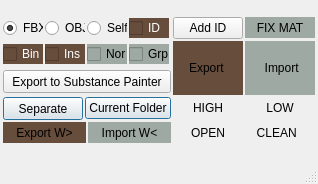
Qt form lib/ui/Exporter_MainUI.ui (thienphuochoang/Portfolio) before a commit.
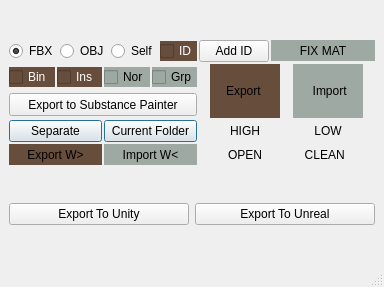
The same form after that commit.

What changed in the file:
```diff
--- a/lib/ui/Exporter_MainUI.ui
+++ b/lib/ui/Exporter_MainUI.ui
@@ -6,30 +6,15 @@
    <rect>
     <x>0</x>
     <y>0</y>
-    <width>317</width>
-    <height>184</height>
+    <width>384</width>
+    <height>287</height>
    </rect>
   </property>
   <property name="windowTitle">
    <string>Exporter</string>
   </property>
   <widget class="QWidget" name="centralwidget">
-   <layout class="QGridLayout" name="gridLayout_2">
-    <property name="leftMargin">
-     <number>3</number>
-    </property>
-    <property name="topMargin">
-     <number>3</number>
-    </property>
-    <property name="rightMargin">
-     <number>3</number>
-    </property>
-    <property name="bottomMargin">
-     <number>3</number>
-    </property>
-    <property name="spacing">
-     <number>2</number>
-    </property>
+   <layout class="QGridLayout" name="gridLayout_4">
     <item row="0" column="0">
      <layout class="QGridLayout" name="gridLayout">
       <property name="spacing">
@@ -77,7 +62,7 @@
          <widget class="QCheckBox" name="cbBinary">
           <property name="maximumSize">
            <size>
-            <width>40</width>
+            <width>60</width>
             <height>16777215</height>
            </size>
           </property>
@@ -94,7 +79,7 @@
          <widget class="QCheckBox" name="cbKeepInstance">
           <property name="maximumSize">
            <size>
-            <width>40</width>
+            <width>60</width>
             <height>16777215</height>
            </size>
           </property>
@@ -114,7 +99,7 @@
          <widget class="QCheckBox" name="cbKeepVertexNormal">
           <property name="maximumSize">
            <size>
-            <width>40</width>
+            <width>60</width>
             <height>16777215</height>
            </size>
           </property>
@@ -134,7 +119,7 @@
          <widget class="QCheckBox" name="cbKeepGroup">
           <property name="maximumSize">
            <size>
-            <width>40</width>
+            <width>60</width>
             <height>16777215</height>
            </size>
           </property>
@@ -271,13 +256,13 @@
           <property name="minimumSize">
            <size>
             <width>0</width>
-            <height>23</height>
+            <height>0</height>
            </size>
           </property>
           <property name="maximumSize">
            <size>
             <width>16777215</width>
-            <height>23</height>
+            <height>16777215</height>
            </size>
           </property>
           <property name="text">
@@ -497,7 +482,7 @@
          <widget class="QRadioButton" name="rbFBX">
           <property name="maximumSize">
            <size>
-            <width>40</width>
+            <width>60</width>
             <height>16777215</height>
            </size>
           </property>
@@ -516,7 +501,7 @@
          <widget class="QRadioButton" name="rbObj">
           <property name="maximumSize">
            <size>
-            <width>40</width>
+            <width>60</width>
             <height>16777215</height>
            </size>
           </property>
@@ -532,7 +517,7 @@
          <widget class="QRadioButton" name="rbSelf">
           <property name="maximumSize">
            <size>
-            <width>40</width>
+            <width>60</width>
             <height>16777215</height>
            </size>
           </property>
@@ -551,7 +536,7 @@
           </property>
           <property name="maximumSize">
            <size>
-            <width>40</width>
+            <width>60</width>
             <height>16777215</height>
            </size>
           </property>
@@ -590,6 +575,24 @@
       </item>
      </layout>
     </item>
+    <item row="1" column="0">
+     <layout class="QGridLayout" name="gridLayout_2">
+      <item row="0" column="0">
+       <widget class="QPushButton" name="btnExportToUnity">
+        <property name="text">
+         <string>Export To Unity</string>
+        </property>
+       </widget>
+      </item>
+      <item row="0" column="1">
+       <widget class="QPushButton" name="btnExportToUnreal">
+        <property name="text">
+         <string>Export To Unreal</string>
+        </property>
+       </widget>
+      </item>
+     </layout>
+    </item>
    </layout>
   </widget>
   <widget class="QMenuBar" name="menubar">
```
Left out of the diff: 4 changed lines with no effect on the pictures.
